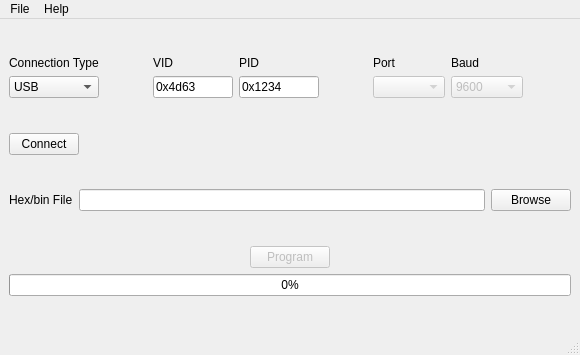
Above: mainwindow.ui from bemcgarvey/HarmonyBootloader before the change. Below: the same form after it.
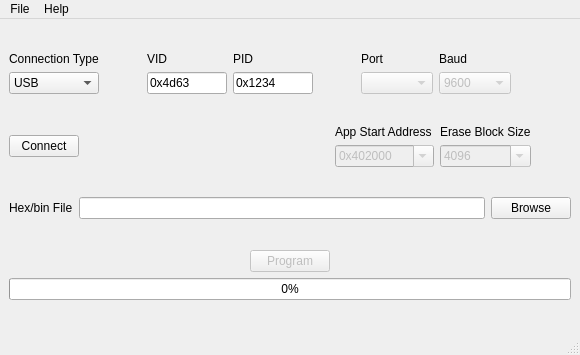
That is the form after the change.

Commit message: Added start address and erase size options

The edit to the form file:
```diff
--- a/mainwindow.ui
+++ b/mainwindow.ui
@@ -14,7 +14,7 @@
    <string>Harmony Bootloader</string>
   </property>
   <widget class="QWidget" name="centralwidget">
-   <layout class="QVBoxLayout" name="verticalLayout_4">
+   <layout class="QVBoxLayout" name="verticalLayout_6">
     <item>
      <spacer name="verticalSpacer_4">
       <property name="orientation">
@@ -198,9 +198,12 @@
         <property name="orientation">
          <enum>Qt::Horizontal</enum>
         </property>
+        <property name="sizeType">
+         <enum>QSizePolicy::Fixed</enum>
+        </property>
         <property name="sizeHint" stdset="0">
          <size>
-          <width>40</width>
+          <width>60</width>
           <height>20</height>
          </size>
         </property>
@@ -222,17 +225,116 @@
      </spacer>
     </item>
     <item>
-     <widget class="QPushButton" name="connectButton">
-      <property name="maximumSize">
-       <size>
-        <width>70</width>
-        <height>16777215</height>
-       </size>
-      </property>
-      <property name="text">
-       <string>Connect</string>
-      </property>
-     </widget>
+     <layout class="QHBoxLayout" name="horizontalLayout_6">
+      <item>
+       <widget class="QPushButton" name="connectButton">
+        <property name="maximumSize">
+         <size>
+          <width>70</width>
+          <height>16777215</height>
+         </size>
+        </property>
+        <property name="text">
+         <string>Connect</string>
+        </property>
+       </widget>
+      </item>
+      <item>
+       <spacer name="horizontalSpacer_6">
+        <property name="orientation">
+         <enum>Qt::Horizontal</enum>
+        </property>
+        <property name="sizeHint" stdset="0">
+         <size>
+          <width>40</width>
+          <height>20</height>
+         </size>
+        </property>
+       </spacer>
+      </item>
+      <item>
+       <layout class="QHBoxLayout" name="horizontalLayout_5">
+        <item>
+         <layout class="QVBoxLayout" name="verticalLayout_4">
+          <item>
+           <widget class="QLabel" name="label_7">
+            <property name="text">
+             <string>App Start Address</string>
+            </property>
+           </widget>
+          </item>
+          <item>
+           <widget class="QComboBox" name="startAddressComboBox">
+            <property name="enabled">
+             <bool>false</bool>
+            </property>
+            <property name="editable">
+             <bool>true</bool>
+            </property>
+            <item>
+             <property name="text">
+              <string>0x402000</string>
+             </property>
+            </item>
+            <item>
+             <property name="text">
+              <string>0x9d000000</string>
+             </property>
+            </item>
+           </widget>
+          </item>
+         </layout>
+        </item>
+        <item>
+         <layout class="QVBoxLayout" name="verticalLayout_5">
+          <item>
+           <widget class="QLabel" name="label_8">
+            <property name="text">
+             <string>Erase Block Size</string>
+            </property>
+           </widget>
+          </item>
+          <item>
+           <widget class="QComboBox" name="eraseBlockSizeComboBox">
+            <property name="enabled">
+             <bool>false</bool>
+            </property>
+            <property name="editable">
+             <bool>true</bool>
+            </property>
+            <item>
+             <property name="text">
+              <string>4096</string>
+             </property>
+            </item>
+            <item>
+             <property name="text">
+              <string>8192</string>
+             </property>
+            </item>
+           </widget>
+          </item>
+         </layout>
+        </item>
+        <item>
+         <spacer name="horizontalSpacer_7">
+          <property name="orientation">
+           <enum>Qt::Horizontal</enum>
+          </property>
+          <property name="sizeType">
+           <enum>QSizePolicy::Fixed</enum>
+          </property>
+          <property name="sizeHint" stdset="0">
+           <size>
+            <width>40</width>
+            <height>20</height>
+           </size>
+          </property>
+         </spacer>
+        </item>
+       </layout>
+      </item>
+     </layout>
     </item>
     <item>
      <spacer name="verticalSpacer_2">
```
The commit also changes 3 other files.
